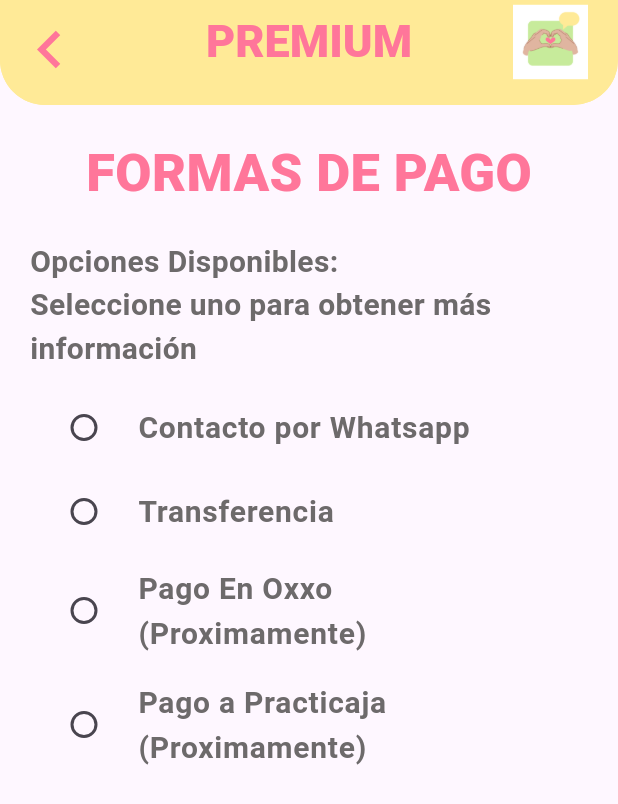
After one commit to LuisCastle08/aprende_a_decirlo, a Flutter app: the PagoPremium screen opened directly, on a phone screen of 412 x 824 dp. The commit adds this screen. Shown: the top 804 px of the screen. Run offline on Flutter 3.47's test engine with Material 3 defaults, Android fonts, the phone set to English and light mode, and no system bars; our stand-ins replace cloud_firestore, firebase_auth, firebase_core, firebase_storage, font_awesome_flutter, image_picker and 2 more; accounts and stored records are empty.

Commit message:
[Luis]-Premium: Se añadieron opciones de pago

```diff
--- a/lib/entities/foro_entities_comment.dart
+++ b/lib/entities/foro_entities_comment.dart
@@ -1,3 +1,4 @@
+import 'package:aprende_a_decirlo/screens/mains/screen_foro/extends/write_comment.dart';
 import 'package:aprende_a_decirlo/widgets/input_form.dart';
 import 'package:flutter/material.dart';
 
@@ -82,17 +83,9 @@ class CommentForo extends StatelessWidget {
                                 textoCard,
                                 textAlign: TextAlign.justify,
                                 style: const TextStyle(
-                                    fontSize: 18, fontWeight: FontWeight.w400),
+                                    fontSize: 20, fontWeight: FontWeight.w400),
                               ),
                             )),
-                        const Expanded(
-                            flex: 2,
-                            child: InputForm(
-                              hintText: "comentar",
-                              colorTextCustom: Colors.black,
-                              useHidePassword: false,
-                              colorBGCustom: Color.fromRGBO(255, 255, 255, 1),
-                            ))
                       ],
                     ))),
               ],
--- /dev/null
+++ b/lib/entities/shared/global_variables.dart
@@ -0,0 +1,6 @@
+// constants.dart
+
+// Definir la variable global
+String nombre = '';
+String idUsuario = '';
+String membresia = '';
--- a/lib/screens/main_screen.dart
+++ b/lib/screens/main_screen.dart
@@ -1,3 +1,4 @@
+import 'package:aprende_a_decirlo/entities/shared/global_variables.dart';
 import 'package:aprende_a_decirlo/screens/mains/screen_dictionary/dictionary_screen.dart';
 import 'package:aprende_a_decirlo/screens/mains/screen_foro/foro_screen.dart';
 import 'package:aprende_a_decirlo/screens/mains/screen_games/games_screen.dart';
@@ -5,12 +6,21 @@ import 'package:aprende_a_decirlo/screens/mains/screen_profile/profile_screen.da
 import 'package:aprende_a_decirlo/screens/mains/screens_videos/videos_screen.dart';
 import 'package:flutter/material.dart';
 
+void asignarNombre(String nuevoNombre, String usuarioID, String membresiaU) {
+  nombre = nuevoNombre;
+  idUsuario = usuarioID;
+  membresia = membresiaU;
+}
 
 class VideosScreen extends StatefulWidget {
   final String userId;
   final String nombreUser;
   final String membresia;
-  const VideosScreen({super.key, required this.userId, required this.nombreUser, required this.membresia});
+  const VideosScreen(
+      {super.key,
+      required this.userId,
+      required this.nombreUser,
+      required this.membresia});
 
   @override
   State<VideosScreen> createState() => _VideosScreenState();
@@ -22,14 +32,16 @@ class _VideosScreenState extends State<VideosScreen> {
   @override
   Widget build(BuildContext context) {
     final List<Widget> paginas = [
-      PageVideosScreen(membresia: widget.membresia,),
+      PageVideosScreen(
+        membresia: widget.membresia,
+      ),
       const PageGameScreen(),
       PageProfileScreen(userId: widget.userId), // Usar widget.userId aquí
       PageForoScreen(nombreCustom: widget.nombreUser),
       const PageDictionaryScreen(),
     ];
 
-    return  Scaffold(
+    return Scaffold(
       body: PageView(
         physics: const BouncingScrollPhysics(),
         children: [
@@ -44,7 +56,9 @@ class _VideosScreenState extends State<VideosScreen> {
           currentIndex: currentPage,
           onTap: (index) {
             currentPage = index;
-            setState(() {});
+            setState(() {
+              asignarNombre(widget.nombreUser, widget.userId, widget.membresia);
+            });
           },
 
           backgroundColor: const Color.fromRGBO(255, 234, 151, 1),
--- a/lib/screens/mains/premium_screen.dart
+++ b/lib/screens/mains/premium_screen.dart
@@ -1,5 +1,7 @@
+import 'package:aprende_a_decirlo/screens/mains/screen_premium/contacto_premium.dart';
 import 'package:aprende_a_decirlo/widgets/appbar_widget.dart';
 import 'package:flutter/material.dart';
+import 'package:flutter/widgets.dart';
 
 class PremiumScreen extends StatelessWidget {
   const PremiumScreen({super.key});
@@ -25,7 +27,7 @@ class PremiumScreen extends StatelessWidget {
                 const Row(
                   children: [
                     Expanded(flex: 3, child: Icon(Icons.check, color: Color.fromRGBO(255, 118, 154, 1), size: 50,),),
-                    Expanded(flex: 7,  child: Text('Consulta tus dudas con los interpretes certificados personalmente mediante chat', style: TextStyle(fontSize: 18, fontWeight: FontWeight.w600),))
+                    Expanded(flex: 7,  child: Text('Posibilidad en participar en eventos exclusivos', style: TextStyle(fontSize: 18, fontWeight: FontWeight.w600),))
                   ],
                 ),
                 const SizedBox(height: 10,),
@@ -39,18 +41,25 @@ class PremiumScreen extends StatelessWidget {
                 const Row(
                   children: [
                     Expanded(flex: 3, child: Icon(Icons.check, color: Color.fromRGBO(255, 118, 154, 1), size: 50,),),
-                    Expanded(flex: 7,  child: Text('Comenta en las publicaciones de los expertos', style: TextStyle(fontSize: 18, fontWeight: FontWeight.w600),))
+                    Expanded(flex: 7,  child: Text('Prioridad de Comentarios', style: TextStyle(fontSize: 18, fontWeight: FontWeight.w600),))
                   ],
                 ),
                 const SizedBox(height: 10,),
                 const Row(
                   children: [
                     Expanded(flex: 3, child: Icon(Icons.check, color: Color.fromRGBO(255, 118, 154, 1), size: 50,),),
-                    Expanded(flex: 7,  child: Text('Traductor de español a Lenguaje de Señas Mexicano (LSM)', style: TextStyle(fontSize: 18, fontWeight: FontWeight.w600),))
+                    Expanded(flex: 7,  child: Text('Traductor avanzado de español a Lenguaje de Señas Mexicano (LSM)', style: TextStyle(fontSize: 18, fontWeight: FontWeight.w600),))
                   ],
                 ),
                 const SizedBox(height: 20,),
-                Container(
+                GestureDetector(
+                  onTap: () {
+                      Navigator.push(
+                      context,
+                      MaterialPageRoute(
+                          builder: (_) => const PagoPremium()));
+                  },
+                  child: Container(
                     padding: const EdgeInsets.all(2),
                     width: 200,
                     height: 50,
@@ -59,6 +68,7 @@ class PremiumScreen extends StatelessWidget {
                       borderRadius: BorderRadius.all(Radius.circular(20))
                     ),
                     child: const Text('ÚNETE YA',textAlign: TextAlign.center, style: TextStyle(fontSize: 40, fontWeight: FontWeight.bold, color: Colors.white ),),
+                  ),
                 )
 
               ],
--- /dev/null
+++ b/lib/screens/mains/screen_premium/contacto_premium.dart
@@ -0,0 +1,245 @@
+import 'package:aprende_a_decirlo/widgets/appbar_widget.dart';
+import 'package:flutter/material.dart';
+import 'package:font_awesome_flutter/font_awesome_flutter.dart';
+import 'package:url_launcher/url_launcher.dart';
+import 'package:aprende_a_decirlo/entities/shared/global_variables.dart';
+
+class PagoPremium extends StatefulWidget {
+  const PagoPremium({Key? key}) : super(key: key);
+
+  @override
+  _PagoPremiumState createState() => _PagoPremiumState();
+}
+
+class _PagoPremiumState extends State<PagoPremium> {
+  String? opcionSeleccionada;
+
+  Widget? _buildSelectedOptionWidget() {
+    switch (opcionSeleccionada) {
+      case 'whatsapp':
+        return const Column(
+          children: [
+            Text(
+              'FORMA DE PAGO: CONTACTO POR WHATSAPP',
+              style: TextStyle(
+                fontSize: 18,
+                fontWeight: FontWeight.bold,
+                color: Colors.white,
+              ),
+            ),
+            SizedBox(
+              height: 10,
+            ),
+            Text(
+              'Información: Este metodo consiste en contactar un uno de nuestro asesores y platicar acerca de las ventajas que tiene ser premium y de igual forma que te guien en el procedimiento de pago y seas validado enseguida sin esperar horas.',
+              style: TextStyle(
+                fontSize: 18,
+                fontWeight: FontWeight.bold,
+                color: Colors.white,
+              ), textAlign: TextAlign.justify,
+            ),
+            SizedBox(height: 20,),
+            ElevatedButton(
+                onPressed: openWhatsapp,
+                child: Icon(
+                  FontAwesomeIcons.whatsapp,
+                  size: 50,
+                ))
+          ],
+        );
+      case 'transferencia':
+        return const Column(
+          children: [
+            Text(
+              'FORMA DE PAGO: TRANSFERENCIA',
+              style: TextStyle(
+                fontSize: 18,
+                fontWeight: FontWeight.bold,
+                color: Colors.white,
+              ),
+            ),
+            SizedBox(
+              height: 10,
+            ),
+            Text(
+              'Información: Este metodo consiste en transferir directamente a cualquier hora disponible, posteriormente en un labso de horas habiles seras validado, para ello luego de haber transferido, deberas enviar el Comprobante de Transferencia',
+              style: TextStyle(
+                fontSize: 18,
+                fontWeight: FontWeight.bold,
+                color: Colors.white,
+              ), textAlign: TextAlign.justify,
+            ),
+            SizedBox(height: 20,),
+            Image(image: AssetImage('assets/card.png')),
+            SizedBox(height: 20,),
+            ElevatedButton(
+                onPressed: openWhatsapp,
+                child: Text('Enviar comprobante de Pago')
+          )
+          ],
+        );
+      case 'oxxo':
+        return const Text(
+          'PROXIMAMENTE',
+          style: TextStyle(
+            fontSize: 40,
+            fontWeight: FontWeight.bold,
+            color: Colors.white,
+          ),
+          textAlign: TextAlign.center,
+        );
+      case 'practicaja':
+        return const Text(
+          'PROXIMAMENTE',
+          style: TextStyle(
+            fontSize: 40,
+            fontWeight: FontWeight.bold,
+            color: Colors.white,
+          ),
+          textAlign: TextAlign.center,
+        );
+      default:
+        return null;
+    }
+  }
+
+  @override
+  Widget build(BuildContext context) {
+    return Scaffold(
+      appBar: const AppBarWidget(titleCustom: 'PREMIUM'),
+      body: SingleChildScrollView(
+        child: Container(
+          padding: const EdgeInsets.all(20),
+          width: double.infinity,
+          child: Column(
+            mainAxisAlignment: MainAxisAlignment.start,
+            crossAxisAlignment: CrossAxisAlignment.start,
+            children: [
+              const Center(
+                child: Text(
+                  'FORMAS DE PAGO',
+                  style: TextStyle(
+                    fontSize: 35,
+                    fontWeight: FontWeight.w900,
+                    color: Color.fromRGBO(255, 118, 154, 1),
+                  ),
+                ),
+              ),
+              const SizedBox(
+                height: 20,
+              ),
+              const Text(
+                'Opciones Disponibles:',
+                style: TextStyle(
+                  fontSize: 20,
+                  fontWeight: FontWeight.w600,
+                  color: Color.fromRGBO(109, 106, 107, 1),
+                ),
+              ),
+              const Text(
+                'Seleccione uno para obtener más información',
+                style: TextStyle(
+                  fontSize: 20,
+                  fontWeight: FontWeight.w600,
+                  color: Color.fromRGBO(109, 106, 107, 1),
+                ),
+              ),
+              const SizedBox(
+                height: 10,
+              ),
+              RadioListTile<String>(
+                title: const Text(
+                  'Contacto por Whatsapp',
+                  style: TextStyle(
+                    fontSize: 20,
+                    fontWeight: FontWeight.w600,
+                    color: Color.fromRGBO(109, 106, 107, 1),
+                  ),
+                ),
+                value: 'whatsapp',
+                groupValue: opcionSeleccionada,
+                onChanged: (value) {
+                  setState(() {
+                    opcionSeleccionada = value;
+                  });
+                },
+              ),
+              RadioListTile<String>(
+                title: const Text(
+                  'Transferencia',
+                  style: TextStyle(
+                    fontSize: 20,
+                    fontWeight: FontWeight.w600,
+                    color: Color.fromRGBO(109, 106, 107, 1),
+                  ),
+                ),
+                value: 'transferencia',
+                groupValue: opcionSeleccionada,
+                onChanged: (value) {
+                  setState(() {
+                    opcionSeleccionada = value;
+                  });
+                },
+              ),
+              RadioListTile<String>(
+                title: const Text(
+                  'Pago En Oxxo (Proximamente)',
+                  style: TextStyle(
+                    fontSize: 20,
+                    fontWeight: FontWeight.w600,
+                    color: Color.fromRGBO(109, 106, 107, 1),
+                  ),
+                ),
+                value: 'oxxo',
+                groupValue: opcionSeleccionada,
+                onChanged: (value) {
+                  setState(() {
+                    opcionSeleccionada = value;
+                  });
+                },
+              ),
+              RadioListTile<String>(
+                title: const Text(
+                  'Pago a Practicaja (Proximamente)',
+                  style: TextStyle(
+                    fontSize: 20,
+                    fontWeight: FontWeight.w600,
+                    color: Color.fromRGBO(109, 106, 107, 1),
+                  ),
+                ),
+                value: 'practicaja',
+                groupValue: opcionSeleccionada,
+                onChanged: (value) {
+                  setState(() {
+                    opcionSeleccionada = value;
+                  });
+                },
+              ),
+              const SizedBox(
+                height: 20,
+              ),
+              Container(
+                margin: const EdgeInsets.only(top: 20),
+                padding: const EdgeInsets.all(20),
+                width: double.infinity,
+                decoration: BoxDecoration(
+                  color: opcionSeleccionada != null
+                      ? const Color.fromARGB(255, 66, 143, 46)
+                      : Colors.transparent,
+                  borderRadius: BorderRadius.circular(10),
+                ),
+                child: _buildSelectedOptionWidget(),
+              ),
+            ],
+          ),
+        ),
+      ),
+    );
+  }
+}
+
+void openWhatsapp() async {
+  String phoneNumber = '9934253847';
+  var url = 'https://wa.me/$phoneNumber?text=Hola,Aprende a Decirlo%20me%20gustaría%20convertirme%20en%20*Miembro Premium*,%20deseo%20información%20del%20método%20de%20pago,%20mis%20datos%20son:%0A*ID USUARIO:*%0A${idUsuario}%0A*USUARIO:*%0A${nombre}%0A*TIPO DE MIEMBRO*%0A${membresia != 0 ? 'PREMIUM' : 'PUBLICA'}';
+  await launch(url);
+}
--- a/pubspec.yaml
+++ b/pubspec.yaml
@@ -13,16 +13,17 @@ dependencies:
   firebase_storage: ^11.7.4
   flutter:
     sdk: flutter
+  font_awesome_flutter: ^10.7.0
   image_picker: ^1.1.0
-  url_launcher: ^6.0.4
+  url_launcher: ^6.2.6
   video_player: ^2.8.6
   youtube_player_flutter: ^9.0.1
 
 dev_dependencies:
+  flutter_launcher_icons: null
   flutter_lints: ^3.0.0
   flutter_test:
     sdk: flutter
-  flutter_launcher_icons:
 
 flutter_icons:
   android: 'launcher_icon'
```
Also changed, not shown: pubspec.lock, 1 other file. Lines whose indentation alone changed are shown as unchanged.
